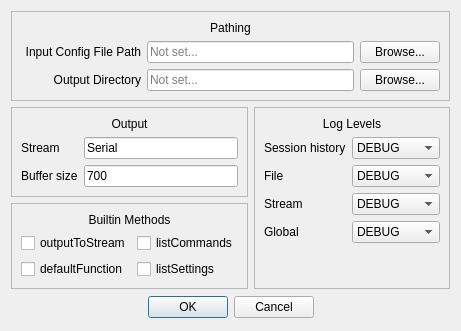
Above: tools/cli_gen_tool_ui_files/preferencesDialog.ui from dstroy0/InputHandler before the change. Below: the same form after it.
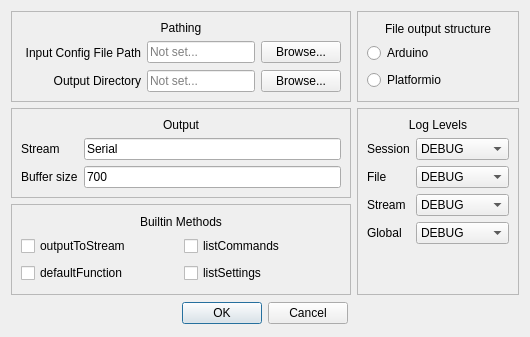
That is the form after the change.

Commit message: output structure radio button

The edit to the form file:
```diff
--- a/tools/cli_gen_tool_ui_files/preferencesDialog.ui
+++ b/tools/cli_gen_tool_ui_files/preferencesDialog.ui
@@ -6,15 +6,27 @@
    <rect>
     <x>0</x>
     <y>0</y>
-    <width>440</width>
-    <height>323</height>
+    <width>530</width>
+    <height>337</height>
    </rect>
   </property>
+  <property name="sizePolicy">
+   <sizepolicy hsizetype="Fixed" vsizetype="Fixed">
+    <horstretch>0</horstretch>
+    <verstretch>0</verstretch>
+   </sizepolicy>
+  </property>
+  <property name="minimumSize">
+   <size>
+    <width>530</width>
+    <height>337</height>
+   </size>
+  </property>
   <property name="windowTitle">
    <string>Preferences</string>
   </property>
   <layout class="QGridLayout" name="gridLayout_3">
-   <item row="0" column="0" colspan="2">
+   <item row="0" column="0">
     <widget class="QFrame" name="frame_4">
      <property name="frameShape">
       <enum>QFrame::StyledPanel</enum>
@@ -127,6 +139,12 @@
       </item>
       <item row="0" column="0" colspan="3">
        <widget class="QLabel" name="label_12">
+        <property name="sizePolicy">
+         <sizepolicy hsizetype="Expanding" vsizetype="Fixed">
+          <horstretch>0</horstretch>
+          <verstretch>0</verstretch>
+         </sizepolicy>
+        </property>
         <property name="text">
          <string>Pathing</string>
         </property>
@@ -138,6 +156,54 @@
      </layout>
     </widget>
    </item>
+   <item row="0" column="1">
+    <widget class="QFrame" name="frame_5">
+     <property name="sizePolicy">
+      <sizepolicy hsizetype="Expanding" vsizetype="Expanding">
+       <horstretch>0</horstretch>
+       <verstretch>0</verstretch>
+      </sizepolicy>
+     </property>
+     <property name="frameShape">
+      <enum>QFrame::StyledPanel</enum>
+     </property>
+     <property name="frameShadow">
+      <enum>QFrame::Raised</enum>
+     </property>
+     <layout class="QVBoxLayout" name="verticalLayout">
+      <item>
+       <widget class="QLabel" name="label_13">
+        <property name="sizePolicy">
+         <sizepolicy hsizetype="Expanding" vsizetype="Fixed">
+          <horstretch>0</horstretch>
+          <verstretch>0</verstretch>
+         </sizepolicy>
+        </property>
+        <property name="text">
+         <string>File output structure</string>
+        </property>
+        <property name="alignment">
+         <set>Qt::AlignCenter</set>
+        </property>
+       </widget>
+      </item>
+      <item>
+       <widget class="QRadioButton" name="arduinoRadioButton">
+        <property name="text">
+         <string>Arduino</string>
+        </property>
+       </widget>
+      </item>
+      <item>
+       <widget class="QRadioButton" name="platformioRadioButton">
+        <property name="text">
+         <string>Platformio</string>
+        </property>
+       </widget>
+      </item>
+     </layout>
+    </widget>
+   </item>
    <item row="1" column="0">
     <widget class="QFrame" name="frame_2">
      <property name="frameShape">
@@ -183,6 +249,12 @@
       </item>
       <item row="0" column="0" colspan="2">
        <widget class="QLabel" name="label_10">
+        <property name="sizePolicy">
+         <sizepolicy hsizetype="Expanding" vsizetype="Fixed">
+          <horstretch>0</horstretch>
+          <verstretch>0</verstretch>
+         </sizepolicy>
+        </property>
         <property name="text">
          <string>Output</string>
         </property>
@@ -196,6 +268,12 @@
    </item>
    <item row="1" column="1" rowspan="2">
     <widget class="QFrame" name="frame_3">
+     <property name="sizePolicy">
+      <sizepolicy hsizetype="Expanding" vsizetype="Expanding">
+       <horstretch>0</horstretch>
+       <verstretch>0</verstretch>
+      </sizepolicy>
+     </property>
      <property name="frameShape">
       <enum>QFrame::StyledPanel</enum>
      </property>
@@ -212,7 +290,7 @@
          </size>
         </property>
         <property name="text">
-         <string>Session history</string>
+         <string>Session</string>
         </property>
         <property name="alignment">
          <set>Qt::AlignLeading|Qt::AlignLeft|Qt::AlignVCenter</set>
@@ -409,6 +487,12 @@
       </item>
       <item row="0" column="0" colspan="2">
        <widget class="QLabel" name="label_11">
+        <property name="sizePolicy">
+         <sizepolicy hsizetype="Expanding" vsizetype="Fixed">
+          <horstretch>0</horstretch>
+          <verstretch>0</verstretch>
+         </sizepolicy>
+        </property>
         <property name="text">
          <string>Log Levels</string>
         </property>
@@ -429,7 +513,7 @@
       </sizepolicy>
      </property>
      <property name="autoFillBackground">
-      <bool>true</bool>
+      <bool>false</bool>
      </property>
      <property name="frameShape">
       <enum>QFrame::StyledPanel</enum>
@@ -468,6 +552,15 @@
       </item>
       <item row="0" column="0" colspan="2">
        <widget class="QLabel" name="label_9">
+        <property name="sizePolicy">
+         <sizepolicy hsizetype="Expanding" vsizetype="Fixed">
+          <horstretch>0</horstretch>
+          <verstretch>0</verstretch>
+         </sizepolicy>
+        </property>
+        <property name="autoFillBackground">
+         <bool>false</bool>
+        </property>
         <property name="text">
          <string>Builtin Methods</string>
         </property>
```
The commit also changes 11 other files.
